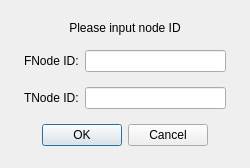
The window that dialog.ui (goolhanrry/Navigator) describes before a commit, drawn with Qt 5.
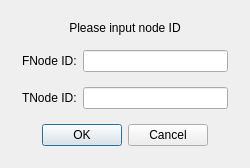
The same window after the commit.

What changed in the file:
```diff
--- a/dialog.ui
+++ b/dialog.ui
@@ -24,13 +24,13 @@
   </property>
   <layout class="QGridLayout" name="gridLayout">
    <property name="leftMargin">
-    <number>24</number>
+    <number>22</number>
    </property>
    <property name="topMargin">
     <number>12</number>
    </property>
    <property name="rightMargin">
-    <number>24</number>
+    <number>22</number>
    </property>
    <property name="bottomMargin">
     <number>10</number>
```
